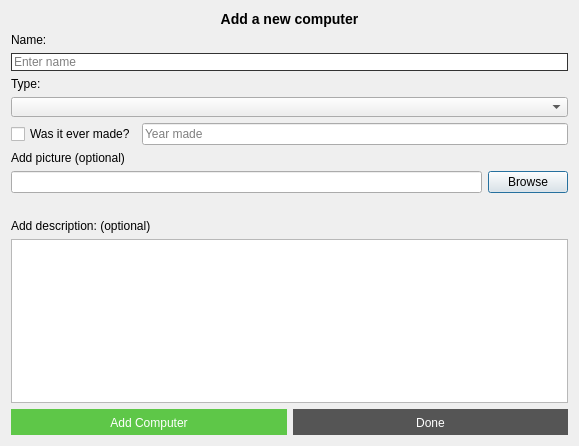
Above: VL1-project/editcomputerwindow.ui from birkirk/vln1-35 before the change. Below: the same form after it.
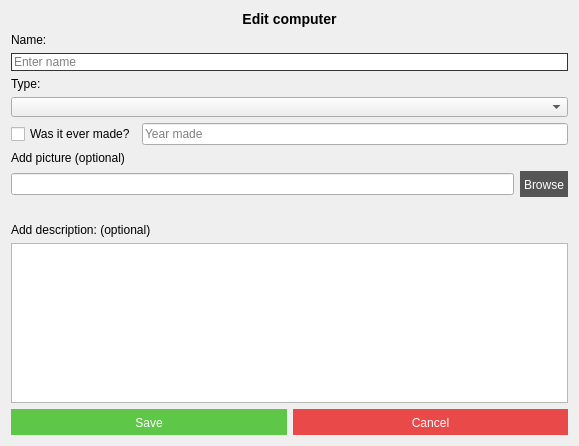
That is the form after the change.

Commit message: completed editwindows style

What changed in the file:
```diff
--- a/VL1-project/editcomputerwindow.ui
+++ b/VL1-project/editcomputerwindow.ui
@@ -17,7 +17,7 @@
    <item>
     <widget class="QLabel" name="label_3">
      <property name="text">
-      <string>&lt;h3&gt;Add a new computer&lt;/h3&gt;</string>
+      <string>&lt;h3&gt;Edit computer&lt;/h3&gt;</string>
      </property>
      <property name="alignment">
       <set>Qt::AlignCenter</set>
@@ -141,7 +141,14 @@
       <widget class="QLineEdit" name="input_addcomp_image_path_2"/>
      </item>
      <item>
-      <widget class="QPushButton" name="button_addcomp_browse_image_2">
+      <widget class="QPushButton" name="button_editcomp_browse_image">
+       <property name="styleSheet">
+        <string notr="true">border: 0px solid #333;
+padding: 7px 4px 5px 4px;
+background-color: #555;
+color: #fff;
+font: 13pt &quot;Helvetica&quot;;</string>
+       </property>
        <property name="text">
         <string>Browse</string>
        </property>
@@ -197,7 +204,7 @@
 font: 13pt &quot;Helvetica&quot;;</string>
        </property>
        <property name="text">
-        <string>Add Computer</string>
+        <string>Save</string>
        </property>
       </widget>
      </item>
@@ -209,12 +216,12 @@
        <property name="styleSheet">
         <string notr="true">border: 0px solid #333;
 padding: 7px 0 5px 0;
-background-color: #555;
+background-color: #E94949;
 color: #fff;
 font: 13pt &quot;Helvetica&quot;;</string>
        </property>
        <property name="text">
-        <string>Done</string>
+        <string>Cancel</string>
        </property>
       </widget>
      </item>
```
Left out of the diff: 16 changed lines with no effect on the pictures. The commit also changes 1 other file.
